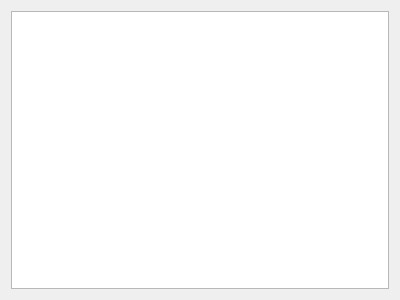
Before: the Qt Designer form GeoStation_Projet/evenementmainwidget.ui in SoheibBiga/GeoStation, drawn with Qt 5.
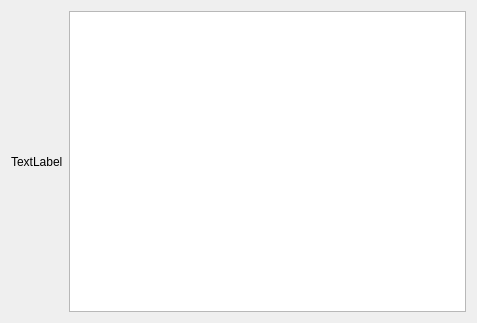
After: the same form once the commit is applied. Custom widgets are drawn as their Qt base class.

```diff
--- a/GeoStation_Projet/evenementmainwidget.ui
+++ b/GeoStation_Projet/evenementmainwidget.ui
@@ -6,16 +6,27 @@
    <rect>
     <x>0</x>
     <y>0</y>
-    <width>400</width>
-    <height>300</height>
+    <width>477</width>
+    <height>323</height>
    </rect>
   </property>
   <property name="windowTitle">
    <string>Form</string>
   </property>
+  <layout class="QVBoxLayout" name="verticalLayout">
+   <item>
   <layout class="QGridLayout" name="gridLayout">
    <item row="0" column="0">
+      <widget class="QLabel" name="labelMap">
+       <property name="text">
+        <string>TextLabel</string>
+       </property>
+      </widget>
+     </item>
+     <item row="0" column="1">
     <widget class="tableauwidget" name="tableWidget"/>
+     </item>
+    </layout>
    </item>
   </layout>
  </widget>
```
Lines whose indentation alone changed are shown as unchanged.
